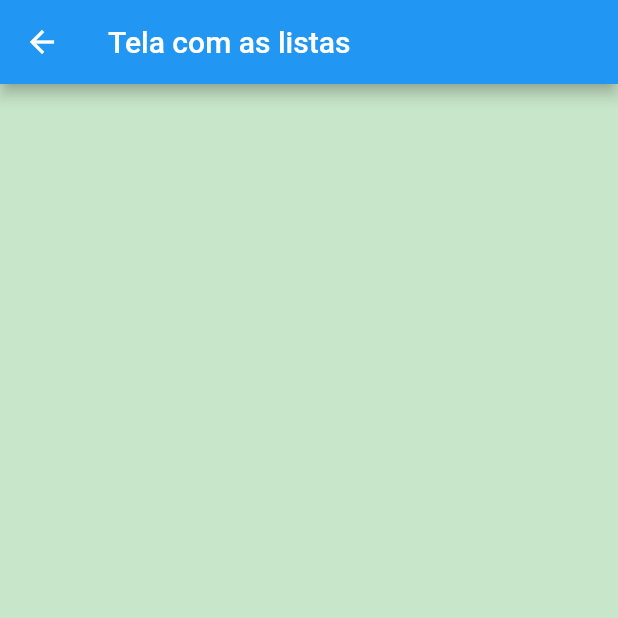
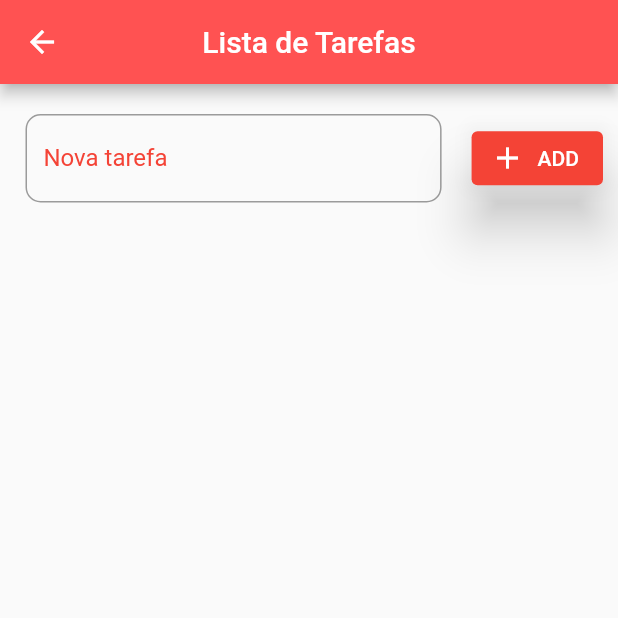
Before and after one commit to Jowelves/desenvolvimento_aula, a Flutter app: the screen it shows after launch, after a tap on "Ir para a tela com lista", on a phone screen of 412 x 824 dp, the top half of it. Run offline on Flutter 3.47's test engine with Material 2 defaults, Android fonts, the phone set to English and light mode, and no system bars.

Commit message:
add lista

```diff
--- a/lib/home.dart
+++ b/lib/home.dart
@@ -1,6 +1,6 @@
 import 'package:desenvolvimento_aula/grid.dart';
-import 'package:desenvolvimento_aula/lista.dart';
 import 'package:desenvolvimento_aula/login.dart';
+import 'package:desenvolvimento_aula/tela_lista.dart';
 import 'package:flutter/material.dart';
 
 ///draw no appbar circol avatar icone ou image
@@ -76,7 +76,8 @@ class _HomeState extends State<Home> {
                         onPressed: () {
                           Navigator.push(
                             context,
-                            MaterialPageRoute(builder: (context) => Lista()),
+                            MaterialPageRoute(
+                                builder: (context) => TelaLista()),
                           );
                         },
                         icon: Icon(
@@ -121,6 +122,10 @@ class _HomeState extends State<Home> {
 
                     ///botao sair
                     ElevatedButton.icon(
+                        style: ElevatedButton.styleFrom(
+                            shadowColor: Colors.red,
+                            primary: Colors.white,
+                            onPrimary: Colors.white),
                         onPressed: () {
                           Navigator.push(
                             context,
@@ -131,7 +136,10 @@ class _HomeState extends State<Home> {
                             size: 40.0, color: Colors.red),
                         label: Text(
                           "Sair",
-                          style: TextStyle(fontSize: 25.0),
+                          style: TextStyle(
+                              fontWeight: FontWeight.bold,
+                              fontSize: 25.0,
+                              color: Colors.red),
                         )),
                   ],
                 ),
@@ -179,7 +187,7 @@ class _HomeState extends State<Home> {
                 onTap: () {
                   Navigator.push(
                     context,
-                    MaterialPageRoute(builder: (context) => Lista()),
+                    MaterialPageRoute(builder: (context) => TelaLista()),
                   );
                 },
                 child: Container(
--- a/lib/lista.dart
+++ /dev/null
@@ -1,22 +0,0 @@
-import 'package:flutter/material.dart';
-
-//appbar
-//lista
-class Lista extends StatefulWidget {
-  @override
-  _ListaState createState() => _ListaState();
-}
-
-class _ListaState extends State<Lista> {
-  @override
-  Widget build(BuildContext context) {
-    return Scaffold(
-      appBar: AppBar(
-        title: Text('Tela com as listas'),
-      ),
-      body: Container(
-        color: Colors.green[100],
-      ),
-    );
-  }
-}
--- /dev/null
+++ b/lib/tela_lista.dart
@@ -0,0 +1,202 @@
+import 'dart:async';
+import 'dart:convert';
+import 'dart:io';
+
+import 'package:flutter/material.dart';
+import 'package:path_provider/path_provider.dart';
+
+//appbar
+//lista
+class TelaLista extends StatefulWidget {
+  @override
+  _TelaListaState createState() => _TelaListaState();
+}
+
+class _TelaListaState extends State<TelaLista> {
+  final _toDoController = TextEditingController();
+
+  List _toDoList = [];
+
+  Map<String, dynamic> _lastRemoved;
+  int _lastRemovedPos;
+
+  @override
+  void initState() {
+    super.initState();
+
+    _readData().then((data) {
+      setState(() {
+        _toDoList = json.decode(data);
+      });
+    });
+  }
+
+  void _addToDo() {
+    setState(() {
+      Map<String, dynamic> newToDo = Map();
+      newToDo["title"] = _toDoController.text;
+      _toDoController.text = "";
+      newToDo["ok"] = false;
+      _toDoList.add(newToDo);
+
+      _saveData();
+    });
+  }
+
+  Future<Null> _refresh() async {
+    await Future.delayed(Duration(seconds: 1));
+
+    setState(() {
+      _toDoList.sort((a, b) {
+        if (a["ok"] && !b["ok"])
+          return 1;
+        else if (!a["ok"] && b["ok"])
+          return -1;
+        else
+          return 0;
+      });
+
+      _saveData();
+    });
+
+    return null;
+  }
+
+  @override
+  Widget build(BuildContext context) {
+    return Scaffold(
+      appBar: AppBar(
+        title: Text("Lista de Tarefas"),
+        backgroundColor: Colors.redAccent,
+        centerTitle: true,
+      ),
+      body: Column(
+        children: <Widget>[
+          Container(
+            padding: EdgeInsets.fromLTRB(17.0, 20.0, 10.0, 10.0),
+            child: Row(
+              children: <Widget>[
+                Expanded(
+                    child: TextField(
+                  controller: _toDoController,
+                  decoration: InputDecoration(
+                      border: OutlineInputBorder(
+                          borderRadius: BorderRadius.circular(10)),
+                      labelText: "Nova tarefa",
+                      labelStyle: TextStyle(color: Colors.red)),
+                )),
+                SizedBox(
+                  width: 20.0,
+                ),
+                ElevatedButton.icon(
+                  style: ElevatedButton.styleFrom(
+                    animationDuration: Duration(seconds: 2),
+                    primary: Colors.red,
+                    elevation: 15,
+                  ),
+                  icon: Icon(Icons.add),
+                  onPressed: () => _addToDo,
+                  label: Text(
+                    'ADD',
+                    style: TextStyle(color: Colors.white),
+                  ),
+                ),
+              ],
+            ),
+          ),
+          Expanded(
+            child: RefreshIndicator(
+              onRefresh: _refresh,
+              child: ListView.builder(
+                  padding: EdgeInsets.only(top: 10.0),
+                  itemCount: _toDoList.length,
+                  itemBuilder: buildItem),
+            ),
+          )
+        ],
+      ),
+    );
+  }
+
+// criação de um widget para retonar como dismissible
+  Widget buildItem(BuildContext context, int index) {
+    return Dismissible(
+      key: Key(DateTime.now().millisecondsSinceEpoch.toString()),
+      background: Container(
+        color: Colors.red,
+        child: Align(
+          alignment: Alignment(-0.9, 0.0),
+          child: Icon(
+            Icons.delete,
+            color: Colors.white,
+          ),
+        ),
+      ),
+      direction: DismissDirection.startToEnd,
+      child: CheckboxListTile(
+        title: Text(_toDoList[index]["title"]),
+        value: _toDoList[index]["ok"],
+        secondary: CircleAvatar(
+          child: Icon(_toDoList[index]["ok"] ? Icons.check : Icons.error),
+        ),
+        onChanged: (c) {
+          setState(() {
+            _toDoList[index]["ok"] = c;
+            _saveData();
+          });
+        },
+      ),
+      //para fazer o onDismissed
+      onDismissed: (direction) {
+        setState(() {
+          _lastRemoved = Map.from(_toDoList[index]);
+          _lastRemovedPos = index;
+          _toDoList.removeAt(index);
+
+          _saveData();
+
+          final snack = SnackBar(
+            content: Text("Tarefa \"${_lastRemoved["title"]}\" removida!"),
+            action: SnackBarAction(
+                label: "Desfazer",
+                onPressed: () {
+                  setState(() {
+                    _toDoList.insert(_lastRemovedPos, _lastRemoved);
+                    _saveData();
+                  });
+                }),
+            duration: Duration(seconds: 2),
+          );
+
+          Scaffold.of(context).removeCurrentSnackBar();
+          Scaffold.of(context).showSnackBar(snack);
+        });
+      },
+    );
+  }
+
+  ///para obter os arquivos salvos no dispositivo
+  Future<File> _getFile() async {
+    final directory = await getApplicationDocumentsDirectory();
+    return File("${directory.path}/data.json");
+  }
+
+//salvar dados no dispositivo
+  Future<File> _saveData() async {
+    String data = json.encode(_toDoList);
+
+    final file = await _getFile();
+    return file.writeAsString(data);
+  }
+
+//para ler os arquivos que foram salvos
+  Future<String> _readData() async {
+    try {
+      final file = await _getFile();
+
+      return file.readAsString();
+    } catch (e) {
+      return null;
+    }
+  }
+}
--- a/pubspec.yaml
+++ b/pubspec.yaml
@@ -28,6 +28,7 @@ dependencies:
   # The following adds the Cupertino Icons font to your application.
   # Use with the CupertinoIcons class for iOS style icons.
   cupertino_icons: ^1.0.2
+  path_provider: any
 
 dev_dependencies:
   flutter_test:
```
Also changed, not shown: pubspec.lock.
